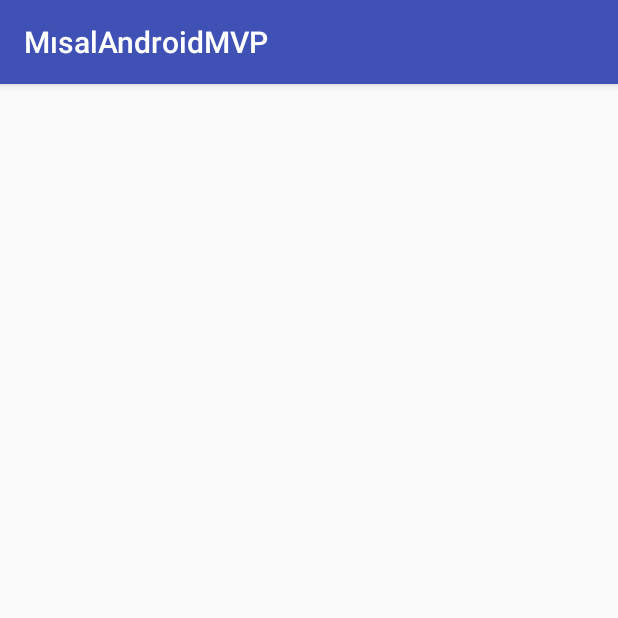
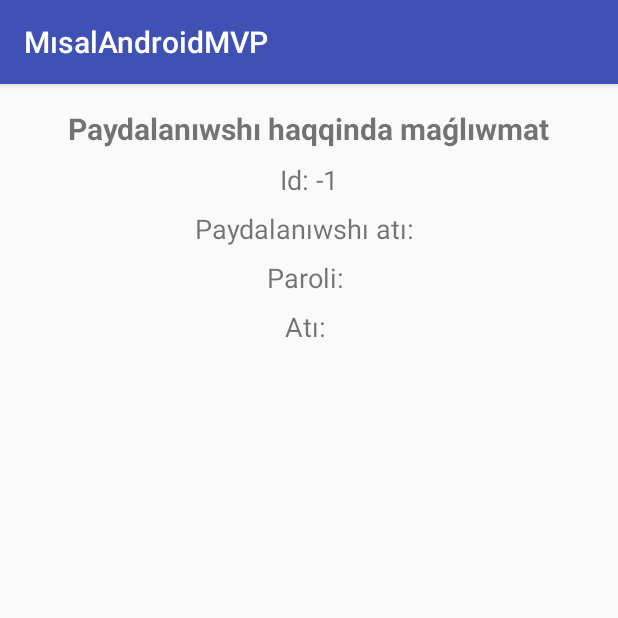
Before and after one commit to shagalalab/MisalAndroidMVP, an Android app: the ResultActivity screen opened directly, with no data from a screen before it, on a phone screen of 412 x 824 dp, the top half of it. Run offline under Robolectric (Android 15) with nearby library versions, the phone set to English and light mode, and no system bars.

Commit message:
Add results screen and its presenter

```diff
--- a/app/build.gradle
+++ b/app/build.gradle
@@ -21,8 +21,5 @@ android {
 dependencies {
     implementation fileTree(dir: 'libs', include: ['*.jar'])
     implementation 'com.android.support:appcompat-v7:26.1.0'
-    implementation 'com.android.support.constraint:constraint-layout:1.0.2'
     testImplementation 'junit:junit:4.12'
-    androidTestImplementation 'com.android.support.test:runner:1.0.1'
-    androidTestImplementation 'com.android.support.test.espresso:espresso-core:3.0.1'
 }
--- a/app/src/main/java/com/example/misalandroidmvp/model/User.java
+++ b/app/src/main/java/com/example/misalandroidmvp/model/User.java
@@ -12,6 +12,13 @@ public class User {
     private String username;
     private String password;
     private String name;
+
+    User() {
+        this.id = USER_NOT_FOUND;
+        this.username = "";
+        this.password = "";
+        this.name = "";
+    }
 
     User(int id, String username, String password, String name) {
         this.id = id;
--- a/app/src/main/java/com/example/misalandroidmvp/model/UserRepository.java
+++ b/app/src/main/java/com/example/misalandroidmvp/model/UserRepository.java
@@ -9,14 +9,23 @@ import java.util.List;
 
 public class UserRepository {
     private List<User> userList = new ArrayList<>();
+    private static UserRepository instance;
 
-    public UserRepository() {
+    private UserRepository() {
         initUsers();
+    }
+
+    public static UserRepository getInstance() {
+        if (instance == null) {
+            instance = new UserRepository();
+        }
+
+        return instance;
     }
 
     private void initUsers() {
         userList.add(new User(1, "user", "password", "User Passwordovich"));
-        userList.add(new User(2, "admin", "qwerty", "Admin Quwertyevich"));
+        userList.add(new User(2, "admin", "qwerty", "Admin Qwertyevich"));
         userList.add(new User(3, "satibaldi", "miltiqbaev", "Satibaldi Miltiqbaevich"));
     }
 
@@ -29,4 +38,14 @@ public class UserRepository {
 
         return User.USER_NOT_FOUND;
     }
+
+    public User findUserById(int userId) {
+        for (User user : userList) {
+            if (userId == user.getId()) {
+                return user;
+            }
+        }
+
+        return new User();
+    }
 }
--- /dev/null
+++ b/app/src/main/java/com/example/misalandroidmvp/presenter/ResultPresenter.java
@@ -0,0 +1,24 @@
+package com.example.misalandroidmvp.presenter;
+
+import com.example.misalandroidmvp.model.User;
+import com.example.misalandroidmvp.model.UserRepository;
+import com.example.misalandroidmvp.view.result.ResultView;
+
+/**
+ * Created by atabek on 02/24/2018.
+ */
+
+public class ResultPresenter {
+    private ResultView view;
+    private UserRepository repository;
+
+    public ResultPresenter(ResultView view, UserRepository repository) {
+        this.view = view;
+        this.repository = repository;
+    }
+
+    public void findUserById(int id) {
+        User user = repository.findUserById(id);
+        view.showUserDetails(user);
+    }
+}
--- a/app/src/main/java/com/example/misalandroidmvp/view/login/LoginActivity.java
+++ b/app/src/main/java/com/example/misalandroidmvp/view/login/LoginActivity.java
@@ -34,7 +34,7 @@ public class LoginActivity extends AppCompatActivity implements LoginView {
         login = findViewById(R.id.login);
         login.setOnClickListener(loginClickListener);
 
-        presenter = new LoginPresenter(this, new UserRepository());
+        presenter = new LoginPresenter(this, UserRepository.getInstance());
     }
 
     private View.OnClickListener loginClickListener = new View.OnClickListener() {
--- a/app/src/main/java/com/example/misalandroidmvp/view/result/ResultActivity.java
+++ b/app/src/main/java/com/example/misalandroidmvp/view/result/ResultActivity.java
@@ -1,10 +1,47 @@
 package com.example.misalandroidmvp.view.result;
 
+import android.os.Bundle;
+import android.support.annotation.Nullable;
 import android.support.v7.app.AppCompatActivity;
+import android.widget.TextView;
+
+import com.example.misalandroidmvp.R;
+import com.example.misalandroidmvp.model.User;
+import com.example.misalandroidmvp.model.UserRepository;
+import com.example.misalandroidmvp.presenter.ResultPresenter;
 
 /**
  * Created by atabek on 02/24/2018.
  */
 
-public class ResultActivity extends AppCompatActivity {
+public class ResultActivity extends AppCompatActivity implements ResultView {
+    private ResultPresenter presenter;
+    private TextView userId;
+    private TextView username;
+    private TextView password;
+    private TextView name;
+
+    @Override
+    protected void onCreate(@Nullable Bundle savedInstanceState) {
+        super.onCreate(savedInstanceState);
+        setContentView(R.layout.activity_result);
+
+        userId = findViewById(R.id.result_user_id);
+        username = findViewById(R.id.result_username);
+        password = findViewById(R.id.result_password);
+        name = findViewById(R.id.result_name);
+
+        presenter = new ResultPresenter(this, UserRepository.getInstance());
+
+        int userId = getIntent().getIntExtra(User.USER_ID, User.USER_NOT_FOUND);
+        presenter.findUserById(userId);
+    }
+
+    @Override
+    public void showUserDetails(User user) {
+        userId.setText(getString(R.string.user_details_id, user.getId()));
+        username.setText(getString(R.string.user_details_username, user.getUsername()));
+        password.setText(getString(R.string.user_details_password, user.getPassword().replaceAll("\\w", "*")));
+        name.setText(getString(R.string.user_details_name, user.getName()));
+    }
 }
--- /dev/null
+++ b/app/src/main/java/com/example/misalandroidmvp/view/result/ResultView.java
@@ -0,0 +1,11 @@
+package com.example.misalandroidmvp.view.result;
+
+import com.example.misalandroidmvp.model.User;
+
+/**
+ * Created by atabek on 02/24/2018.
+ */
+
+public interface ResultView {
+    void showUserDetails(User user);
+}
--- /dev/null
+++ b/app/src/main/res/layout/activity_result.xml
@@ -0,0 +1,44 @@
+<?xml version="1.0" encoding="utf-8"?>
+<LinearLayout xmlns:android="http://schemas.android.com/apk/res/android"
+    android:layout_width="match_parent"
+    android:layout_height="match_parent"
+    android:gravity="center_horizontal"
+    android:orientation="vertical"
+    android:padding="@dimen/standard_margin">
+
+    <TextView
+        android:layout_width="wrap_content"
+        android:layout_height="wrap_content"
+        android:text="@string/user_details_title"
+        android:textSize="20sp"
+        android:textStyle="bold"/>
+
+    <TextView
+        android:id="@+id/result_user_id"
+        style="@style/UserDetailsItem"
+        android:layout_width="wrap_content"
+        android:layout_height="wrap_content"
+        android:text="@string/user_details_id"/>
+
+    <TextView
+        android:id="@+id/result_username"
+        style="@style/UserDetailsItem"
+        android:layout_width="wrap_content"
+        android:layout_height="wrap_content"
+        android:text="@string/user_details_username"/>
+
+    <TextView
+        android:id="@+id/result_password"
+        style="@style/UserDetailsItem"
+        android:layout_width="wrap_content"
+        android:layout_height="wrap_content"
+        android:text="@string/user_details_password"/>
+
+    <TextView
+        android:id="@+id/result_name"
+        style="@style/UserDetailsItem"
+        android:layout_width="wrap_content"
+        android:layout_height="wrap_content"
+        android:text="@string/user_details_name"/>
+
+</LinearLayout>
--- a/app/src/main/res/values/strings.xml
+++ b/app/src/main/res/values/strings.xml
@@ -8,4 +8,9 @@
     <string name="empty_password">Parolińizdi jazıń</string>
     <string name="short_password">Parolińiz keminde 6 simvoldan ibarat bolıwı kerek</string>
     <string name="username_password_not_match">Siz bergen paydalanıwshı atıńız benen parolińiz tuwrı kelmedi</string>
+    <string name="user_details_title">Paydalanıwshı haqqinda maǵlıwmat</string>
+    <string name="user_details_id">Id: %d</string>
+    <string name="user_details_username">Paydalanıwshı atı: %s</string>
+    <string name="user_details_password">Paroli: %s</string>
+    <string name="user_details_name">Atı: %s</string>
 </resources>
--- a/app/src/main/res/values/styles.xml
+++ b/app/src/main/res/values/styles.xml
@@ -8,4 +8,9 @@
         <item name="colorAccent">@color/colorAccent</item>
     </style>
 
+    <style name="UserDetailsItem">
+        <item name="android:textSize">18sp</item>
+        <item name="android:layout_marginTop">8dp</item>
+    </style>
+
 </resources>
```
